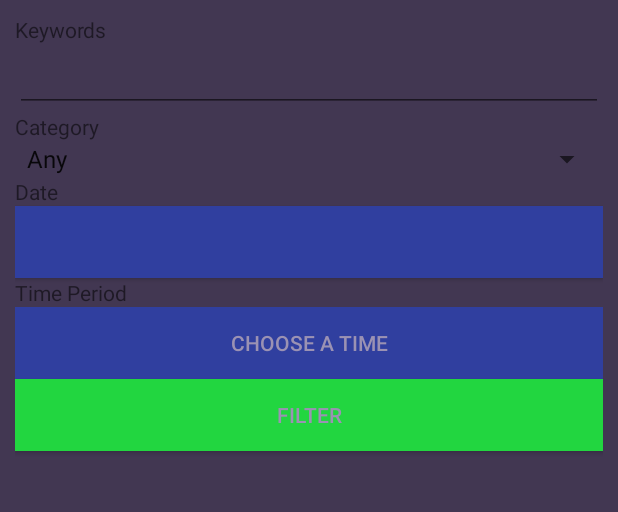
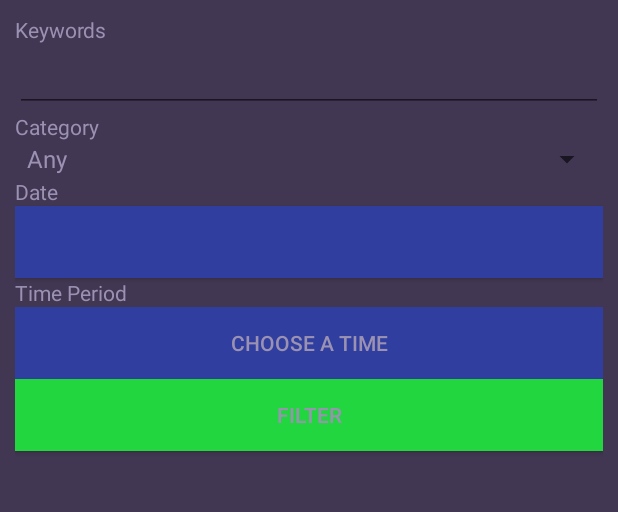
Before and after one commit to bryanyhy/START, an Android app: the fragment FilterResultFragment placed in its activity, on a phone screen of 412 x 824 dp, the part 270-782 px from its top. Run offline under Robolectric (Android 15) with nearby library versions, the phone set to English and light mode, and no system bars; libraries missing offline, so code that uses them is left out: com.gigamole.navigationtabbar, com.roughike.bottombar; plain views replace BottomBar, NavigationTabBar; 14 statements that could not run were skipped.

Commit message:
Fixed menu items issues; Not new line can be input in EditText.

```diff
--- a/app/src/main/java/ambiesoft/start/presenter/fragment/PerformanceDetailFragmentPresenter.java
+++ b/app/src/main/java/ambiesoft/start/presenter/fragment/PerformanceDetailFragmentPresenter.java
@@ -73,7 +73,7 @@ public class PerformanceDetailFragmentPresenter {
             bundle.putString("timeFromFilter", filterTime);
             googleMapFragment.setArguments(bundle);
             // pass the bundle to a new googleMapFragment
-            view.getFragmentManager().beginTransaction().replace(R.id.content_frame, googleMapFragment).commit();
+            view.getFragmentManager().beginTransaction().replace(R.id.content_frame_map, googleMapFragment).commit();
         } else {
             // show alertbox if the previous fragment ID is not valid
             showAlertBox("Error", "Unexpected error occurs. Please restart the app.", view.getActivity());
--- a/app/src/main/java/ambiesoft/start/view/fragment/FilterResultFragment.java
+++ b/app/src/main/java/ambiesoft/start/view/fragment/FilterResultFragment.java
@@ -5,6 +5,8 @@ import android.os.Bundle;
 import android.app.Fragment;
 import android.support.design.widget.FloatingActionButton;
 import android.view.LayoutInflater;
+import android.view.Menu;
+import android.view.MenuInflater;
 import android.view.View;
 import android.view.ViewGroup;
 import android.widget.AdapterView;
@@ -47,6 +49,7 @@ public class FilterResultFragment extends Fragment {
         filterButton = (Button) view.findViewById(R.id.filterButton);
         dateButton = (Button) view.findViewById(R.id.dateButton);
         timeButton = (Button) view.findViewById(R.id.timeButton);
+        setHasOptionsMenu(true);
         return view;
     }
 
@@ -104,4 +107,10 @@ public class FilterResultFragment extends Fragment {
             }
         });
     }
+
+    // setup the menu items on the top action bar
+    @Override
+    public void onCreateOptionsMenu(Menu menu, MenuInflater inflater) {
+        menu.clear();
+    }
 }
--- a/app/src/main/res/layout/activity_main.xml
+++ b/app/src/main/res/layout/activity_main.xml
@@ -53,8 +53,9 @@
     <android.support.v4.widget.NestedScrollView
         android:id="@+id/content_frame"
         android:layout_width="match_parent"
-        android:layout_height="match_parent"
+        android:layout_height="wrap_content"
         android:fitsSystemWindows="true"
+        android:layout_marginBottom="76dp"
         app:layout_behavior="@string/appbar_scrolling_view_behavior"/>
 
     <FrameLayout
--- a/app/src/main/res/layout/fragment_create_performance.xml
+++ b/app/src/main/res/layout/fragment_create_performance.xml
@@ -23,6 +23,7 @@
             android:layout_width="match_parent"
             android:layout_height="wrap_content"
             android:id="@+id/nameInput"
+            android:singleLine="true"
             android:layout_gravity="center_horizontal" />
 
         <TextView
--- a/app/src/main/res/layout/fragment_filter_result.xml
+++ b/app/src/main/res/layout/fragment_filter_result.xml
@@ -24,6 +24,7 @@
         <EditText
             android:layout_width="match_parent"
             android:layout_height="wrap_content"
+            android:singleLine="true"
             android:id="@+id/keywordInput" />
 
         <TextView
--- a/app/src/main/res/values/styles.xml
+++ b/app/src/main/res/values/styles.xml
@@ -6,6 +6,7 @@
         <item name="colorPrimary">@color/colorPrimary</item>
         <item name="colorPrimaryDark">@color/colorPrimaryDark</item>
         <item name="colorAccent">@color/colorAccent</item>
+        <item name="android:textColor">@color/textColor</item>
     </style>
 
     <style name="AppTheme.NoActionBar">
```
Also changed, not shown: app/src/main/java/ambiesoft/start/presenter/fragment/GoogleMapFragmentPresenter.java (+12 -0 lines), app/src/main/java/ambiesoft/start/view/fragment/PerformanceDetailFragment.java (+9 -0 lines).
